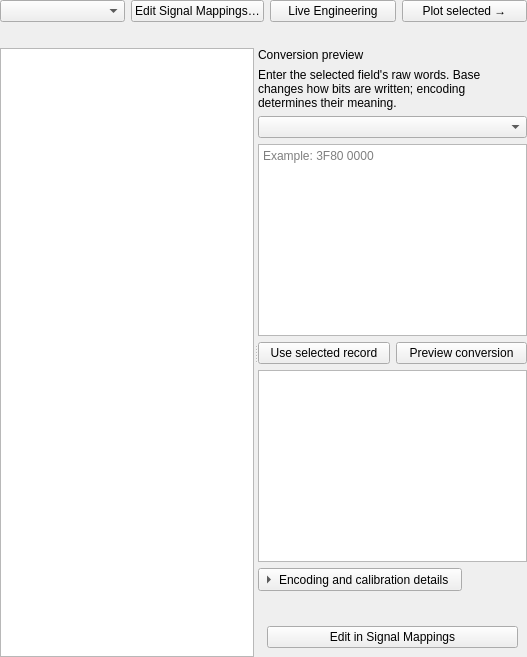
First picture: the form in apps/desktop/forms/engineering_page.ui, repository techmigosglobal/DA-AeroTrace1553, before the edit.
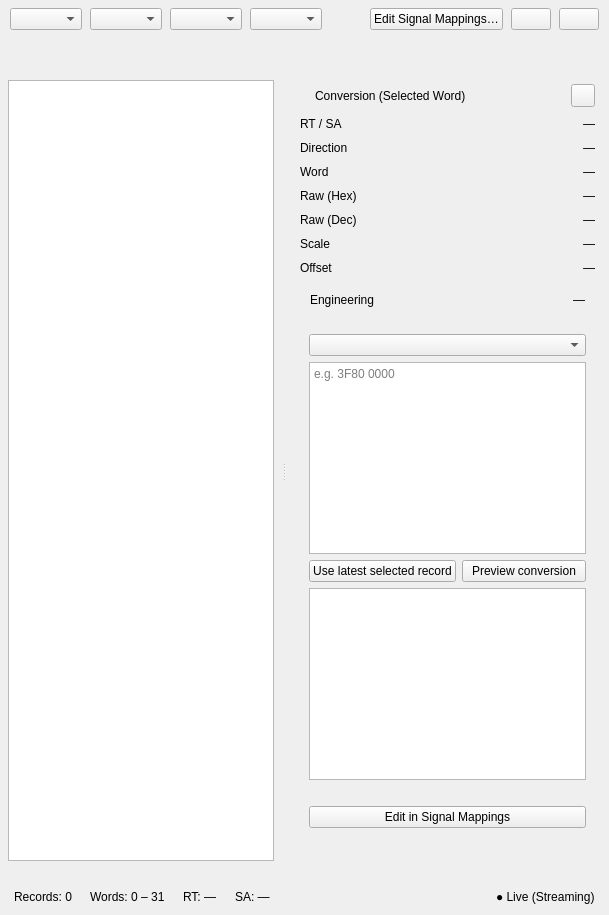
Second picture: the form after the edit.

```diff
--- a/apps/desktop/forms/engineering_page.ui
+++ b/apps/desktop/forms/engineering_page.ui
@@ -1,15 +1,56 @@
 <?xml version="1.0" encoding="UTF-8"?>
-<ui version="4.0"><class>EngineeringPage</class><widget class="QWidget" name="EngineeringPage"><layout class="QVBoxLayout" name="bodyLayout"><property name="leftMargin"><number>0</number></property><property name="topMargin"><number>0</number></property><property name="rightMargin"><number>0</number></property><property name="bottomMargin"><number>0</number></property>
-<item><widget class="QWidget" name="actionBar"><layout class="QHBoxLayout" name="actions"><property name="leftMargin"><number>0</number></property><property name="topMargin"><number>0</number></property><property name="rightMargin"><number>0</number></property><property name="bottomMargin"><number>0</number></property><item><widget class="QComboBox" name="analysisSource"/></item><item><widget class="QPushButton" name="loadProfileButton"><property name="text"><string>Edit Signal Mappings…</string></property></widget></item><item><widget class="QPushButton" name="liveEngineeringButton"><property name="text"><string>Live Engineering</string></property></widget></item><item><widget class="QPushButton" name="openPlotsButton"><property name="text"><string>Plot selected →</string></property><property name="primary" stdset="0"><bool>true</bool></property></widget></item></layout></widget></item>
+<ui version="4.0"><class>EngineeringPage</class><widget class="QWidget" name="EngineeringPage"><layout class="QVBoxLayout" name="bodyLayout"><property name="leftMargin"><number>0</number></property><property name="topMargin"><number>0</number></property><property name="rightMargin"><number>0</number></property><property name="bottomMargin"><number>0</number></property><property name="spacing"><number>10</number></property>
+<item><widget class="QFrame" name="actionBar"><property name="card" stdset="0"><bool>true</bool></property><layout class="QHBoxLayout" name="actions"><property name="leftMargin"><number>10</number></property><property name="topMargin"><number>8</number></property><property name="rightMargin"><number>10</number></property><property name="bottomMargin"><number>8</number></property><property name="spacing"><number>8</number></property>
+<item><widget class="QComboBox" name="analysisSource"/></item>
+<item><widget class="QComboBox" name="rtFilterCombo"/></item>
+<item><widget class="QComboBox" name="saFilterCombo"/></item>
+<item><widget class="QComboBox" name="wordRangeCombo"/></item>
+<item><spacer name="actionsSpacer"><property name="orientation"><enum>Qt::Horizontal</enum></property><property name="sizeHint" stdset="0"><size><width>40</width><height>20</height></size></property></spacer></item>
+<item><widget class="QPushButton" name="loadProfileButton"><property name="text"><string>Edit Signal Mappings…</string></property></widget></item>
+<item><widget class="QPushButton" name="liveEngineeringButton"><property name="toolTip"><string>Live Engineering</string></property></widget></item>
+<item><widget class="QPushButton" name="openPlotsButton"><property name="toolTip"><string>Plot selected</string></property></widget></item>
+</layout></widget></item>
 <item><widget class="QLabel" name="profileBadge"><property name="wordWrap"><bool>true</bool></property><property name="maximumHeight"><number>92</number></property></widget></item>
 <item><widget class="QSplitter" name="engineeringSplitter"><property name="orientation"><enum>Qt::Horizontal</enum></property>
-<widget class="QTableWidget" name="qualityTable"><property name="editTriggers"><set>QAbstractItemView::NoEditTriggers</set></property><property name="selectionBehavior"><enum>QAbstractItemView::SelectRows</enum></property><property name="selectionMode"><enum>QAbstractItemView::SingleSelection</enum></property><property name="minimumSize"><size><width>220</width><height>200</height></size></property></widget>
-<widget class="QWidget" name="previewPanel"><layout class="QVBoxLayout" name="previewLayout"><item><widget class="QLabel" name="previewTitle"><property name="text"><string>Conversion preview</string></property><property name="heading" stdset="0"><bool>true</bool></property></widget></item>
-<item><widget class="QLabel" name="previewHint"><property name="text"><string>Enter the selected field's raw words. Base changes how bits are written; encoding determines their meaning.</string></property><property name="wordWrap"><bool>true</bool></property></widget></item>
+<widget class="QFrame" name="signalsCard"><property name="card" stdset="0"><bool>true</bool></property><layout class="QVBoxLayout" name="signalsCardLayout"><property name="leftMargin"><number>8</number></property><property name="topMargin"><number>8</number></property><property name="rightMargin"><number>8</number></property><property name="bottomMargin"><number>8</number></property><property name="spacing"><number>6</number></property>
+<item><widget class="QTableWidget" name="qualityTable"><property name="editTriggers"><set>QAbstractItemView::NoEditTriggers</set></property><property name="selectionBehavior"><enum>QAbstractItemView::SelectRows</enum></property><property name="selectionMode"><enum>QAbstractItemView::SingleSelection</enum></property><property name="minimumSize"><size><width>220</width><height>200</height></size></property></widget></item>
+</layout></widget>
+<widget class="QFrame" name="previewPanel"><property name="card" stdset="0"><bool>true</bool></property><layout class="QVBoxLayout" name="previewLayout"><property name="leftMargin"><number>14</number></property><property name="topMargin"><number>12</number></property><property name="rightMargin"><number>14</number></property><property name="bottomMargin"><number>12</number></property><property name="spacing"><number>10</number></property>
+<item><layout class="QHBoxLayout" name="previewHeaderRow"><property name="spacing"><number>8</number></property><item><widget class="QLabel" name="previewIcon"/></item><item><widget class="QLabel" name="previewTitle"><property name="text"><string>Conversion (Selected Word)</string></property><property name="heading" stdset="0"><bool>true</bool></property></widget></item><item><spacer name="previewHdrSpacer"><property name="orientation"><enum>Qt::Horizontal</enum></property><property name="sizeHint" stdset="0"><size><width>20</width><height>20</height></size></property></spacer></item><item><widget class="QToolButton" name="advancedButton"><property name="checkable"><bool>true</bool></property><property name="toolTip"><string>Encoding and calibration details</string></property></widget></item></layout></item>
+<item><layout class="QFormLayout" name="selectedWordSummary"><property name="verticalSpacing"><number>10</number></property>
+<item row="0" column="0"><widget class="QLabel" name="lblRtSa"><property name="text"><string>RT / SA</string></property></widget></item>
+<item row="0" column="1"><widget class="QLabel" name="valRtSa"><property name="text"><string>—</string></property><property name="alignment"><set>Qt::AlignRight|Qt::AlignVCenter</set></property></widget></item>
+<item row="1" column="0"><widget class="QLabel" name="lblDir"><property name="text"><string>Direction</string></property></widget></item>
+<item row="1" column="1"><widget class="QLabel" name="valDir"><property name="text"><string>—</string></property><property name="alignment"><set>Qt::AlignRight|Qt::AlignVCenter</set></property></widget></item>
+<item row="2" column="0"><widget class="QLabel" name="lblWord"><property name="text"><string>Word</string></property></widget></item>
+<item row="2" column="1"><widget class="QLabel" name="valWord"><property name="text"><string>—</string></property><property name="alignment"><set>Qt::AlignRight|Qt::AlignVCenter</set></property></widget></item>
+<item row="3" column="0"><widget class="QLabel" name="lblHex"><property name="text"><string>Raw (Hex)</string></property></widget></item>
+<item row="3" column="1"><widget class="QLabel" name="valHex"><property name="text"><string>—</string></property><property name="alignment"><set>Qt::AlignRight|Qt::AlignVCenter</set></property></widget></item>
+<item row="4" column="0"><widget class="QLabel" name="lblDec"><property name="text"><string>Raw (Dec)</string></property></widget></item>
+<item row="4" column="1"><widget class="QLabel" name="valDec"><property name="text"><string>—</string></property><property name="alignment"><set>Qt::AlignRight|Qt::AlignVCenter</set></property></widget></item>
+<item row="5" column="0"><widget class="QLabel" name="lblScale"><property name="text"><string>Scale</string></property></widget></item>
+<item row="5" column="1"><widget class="QLabel" name="valScale"><property name="text"><string>—</string></property><property name="alignment"><set>Qt::AlignRight|Qt::AlignVCenter</set></property></widget></item>
+<item row="6" column="0"><widget class="QLabel" name="lblOffset"><property name="text"><string>Offset</string></property></widget></item>
+<item row="6" column="1"><widget class="QLabel" name="valOffset"><property name="text"><string>—</string></property><property name="alignment"><set>Qt::AlignRight|Qt::AlignVCenter</set></property></widget></item>
+</layout></item>
+<item><widget class="QFrame" name="engineeringValueBanner"><layout class="QHBoxLayout" name="engValLayout"><property name="leftMargin"><number>10</number></property><property name="topMargin"><number>8</number></property><property name="rightMargin"><number>10</number></property><property name="bottomMargin"><number>8</number></property><item><widget class="QLabel" name="lblEngVal"><property name="text"><string>Engineering</string></property></widget></item><item><widget class="QLabel" name="valEngVal"><property name="text"><string>—</string></property><property name="alignment"><set>Qt::AlignRight|Qt::AlignVCenter</set></property></widget></item></layout></widget></item>
+<item><widget class="QWidget" name="advancedPanel"><layout class="QVBoxLayout" name="advancedLayout"><property name="spacing"><number>6</number></property>
 <item><widget class="QComboBox" name="rawBase"><property name="accessibleName"><string>Input numeric base</string></property></widget></item>
-<item><widget class="QPlainTextEdit" name="rawWords"><property name="placeholderText"><string>Example: 3F80 0000</string></property><property name="maximumHeight"><number>74</number></property><property name="accessibleName"><string>Raw words for selected field</string></property></widget></item>
-<item><layout class="QHBoxLayout" name="previewActions"><item><widget class="QPushButton" name="useRecord"><property name="text"><string>Use selected record</string></property></widget></item><item><widget class="QPushButton" name="previewButton"><property name="text"><string>Preview conversion</string></property></widget></item></layout></item>
-<item><widget class="QPlainTextEdit" name="previewResult"><property name="readOnly"><bool>true</bool></property><property name="accessibleName"><string>Native conversion result</string></property></widget></item>
-<item><widget class="QToolButton" name="advancedButton"><property name="text"><string>Encoding and calibration details</string></property><property name="checkable"><bool>true</bool></property><property name="toolButtonStyle"><enum>Qt::ToolButtonTextBesideIcon</enum></property><property name="arrowType"><enum>Qt::RightArrow</enum></property></widget></item>
-<item><widget class="QWidget" name="advancedPanel"><layout class="QVBoxLayout" name="advancedLayout"><item><widget class="QLabel" name="ruleDetails"><property name="wordWrap"><bool>true</bool></property></widget></item><item><widget class="QPushButton" name="editRule"><property name="text"><string>Edit in Signal Mappings</string></property></widget></item></layout></widget></item>
-</layout></widget></widget></item></layout></widget><resources/><connections/></ui>
+<item><widget class="QPlainTextEdit" name="rawWords"><property name="placeholderText"><string>e.g. 3F80 0000</string></property><property name="maximumHeight"><number>34</number></property></widget></item>
+<item><layout class="QHBoxLayout" name="previewActions"><item><widget class="QPushButton" name="useRecord"><property name="text"><string>Use latest selected record</string></property></widget></item><item><widget class="QPushButton" name="previewButton"><property name="text"><string>Preview conversion</string></property></widget></item></layout></item>
+<item><widget class="QPlainTextEdit" name="previewResult"><property name="readOnly"><bool>true</bool></property><property name="maximumHeight"><number>68</number></property></widget></item>
+<item><widget class="QLabel" name="ruleDetails"><property name="wordWrap"><bool>true</bool></property></widget></item>
+<item><widget class="QPushButton" name="editRule"><property name="text"><string>Edit in Signal Mappings</string></property></widget></item>
+</layout></widget></item>
+<item><spacer name="previewSpacer"><property name="orientation"><enum>Qt::Vertical</enum></property><property name="sizeHint" stdset="0"><size><width>20</width><height>20</height></size></property></spacer></item>
+</layout></widget>
+</widget></item>
+<item><widget class="QFrame" name="engineeringStatusStrip"><property name="card" stdset="0"><bool>true</bool></property><layout class="QHBoxLayout" name="statusStripLayout"><property name="leftMargin"><number>14</number></property><property name="topMargin"><number>8</number></property><property name="rightMargin"><number>14</number></property><property name="bottomMargin"><number>8</number></property><property name="spacing"><number>18</number></property>
+<item><widget class="QLabel" name="statusRecords"><property name="text"><string>Records: 0</string></property></widget></item>
+<item><widget class="QLabel" name="statusWords"><property name="text"><string>Words: 0 – 31</string></property></widget></item>
+<item><widget class="QLabel" name="statusRt"><property name="text"><string>RT: —</string></property></widget></item>
+<item><widget class="QLabel" name="statusSa"><property name="text"><string>SA: —</string></property></widget></item>
+<item><spacer name="statusSpacer"><property name="orientation"><enum>Qt::Horizontal</enum></property><property name="sizeHint" stdset="0"><size><width>40</width><height>20</height></size></property></spacer></item>
+<item><widget class="QLabel" name="statusLivePill"><property name="text"><string>● Live (Streaming)</string></property></widget></item>
+</layout></widget></item>
+</layout></widget><resources/><connections/></ui>
```
